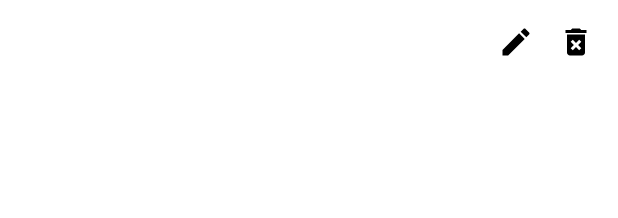
After one commit to RohanDebnath/AdminHauntedFM, an Android app: the layout item_playlist.xml on its own in the app's theme, with its tools: preview values and no code run, on a phone screen of 412 x 824 dp. The commit adds this screen. Shown: the top 218 px of the screen. Run offline under Robolectric (Android 15) with nearby library versions, the phone set to English and light mode, and no system bars.

Commit message:
before image upload

```diff
--- a/app/build.gradle
+++ b/app/build.gradle
@@ -30,11 +30,14 @@ android {
 }
 
 dependencies {
+    implementation 'com.github.bumptech.glide:glide:4.15.1'
+    implementation 'com.squareup.picasso:picasso:2.71828'
     implementation 'com.google.firebase:firebase-firestore:24.6.1'
     implementation 'androidx.appcompat:appcompat:1.6.1'
     implementation 'com.google.android.material:material:1.9.0'
     implementation 'androidx.constraintlayout:constraintlayout:2.1.4'
     implementation 'com.google.firebase:firebase-firestore:24.6.1'
+    implementation 'com.google.firebase:firebase-storage:20.2.0'
     testImplementation 'junit:junit:4.13.2'
     androidTestImplementation 'androidx.test.ext:junit:1.1.5'
     androidTestImplementation 'androidx.test.espresso:espresso-core:3.5.1'
--- /dev/null
+++ b/app/src/main/res/drawable/baseline_delete_forever_24.xml
@@ -0,0 +1,5 @@
+<vector android:height="24dp" android:tint="#000000"
+    android:viewportHeight="24" android:viewportWidth="24"
+    android:width="24dp" xmlns:android="http://schemas.android.com/apk/res/android">
+    <path android:fillColor="@android:color/white" android:pathData="M6,19c0,1.1 0.9,2 2,2h8c1.1,0 2,-0.9 2,-2L18,7L6,7v12zM8.46,11.88l1.41,-1.41L12,12.59l2.12,-2.12 1.41,1.41L13.41,14l2.12,2.12 -1.41,1.41L12,15.41l-2.12,2.12 -1.41,-1.41L10.59,14l-2.13,-2.12zM15.5,4l-1,-1h-5l-1,1L5,4v2h14L19,4z"/>
+</vector>
--- /dev/null
+++ b/app/src/main/res/drawable/baseline_edit_24.xml
@@ -0,0 +1,5 @@
+<vector android:height="24dp" android:tint="#000000"
+    android:viewportHeight="24" android:viewportWidth="24"
+    android:width="24dp" xmlns:android="http://schemas.android.com/apk/res/android">
+    <path android:fillColor="@android:color/white" android:pathData="M3,17.25V21h3.75L17.81,9.94l-3.75,-3.75L3,17.25zM20.71,7.04c0.39,-0.39 0.39,-1.02 0,-1.41l-2.34,-2.34c-0.39,-0.39 -1.02,-0.39 -1.41,0l-1.83,1.83 3.75,3.75 1.83,-1.83z"/>
+</vector>
--- /dev/null
+++ b/app/src/main/res/drawable/baseline_refresh_24.xml
@@ -0,0 +1,5 @@
+<vector android:height="24dp" android:tint="#000000"
+    android:viewportHeight="24" android:viewportWidth="24"
+    android:width="24dp" xmlns:android="http://schemas.android.com/apk/res/android">
+    <path android:fillColor="@android:color/white" android:pathData="M17.65,6.35C16.2,4.9 14.21,4 12,4c-4.42,0 -7.99,3.58 -7.99,8s3.57,8 7.99,8c3.73,0 6.84,-2.55 7.73,-6h-2.08c-0.82,2.33 -3.04,4 -5.65,4 -3.31,0 -6,-2.69 -6,-6s2.69,-6 6,-6c1.66,0 3.14,0.69 4.22,1.78L13,11h7V4l-2.35,2.35z"/>
+</vector>
--- /dev/null
+++ b/app/src/main/res/layout/item_playlist.xml
@@ -0,0 +1,41 @@
+<!-- item_playlist.xml -->
+<LinearLayout xmlns:android="http://schemas.android.com/apk/res/android"
+    android:layout_width="match_parent"
+    android:layout_height="wrap_content"
+    android:orientation="horizontal"
+    android:padding="16dp">
+
+    <LinearLayout
+        android:layout_width="0dp"
+        android:layout_height="wrap_content"
+        android:layout_weight="1"
+        android:orientation="vertical">
+
+        <TextView
+            android:id="@+id/playlistNameTextView"
+            android:layout_width="wrap_content"
+            android:layout_height="wrap_content"
+            android:textAppearance="?android:textAppearanceMedium" />
+
+        <TextView
+            android:id="@+id/playlistDescriptionTextView"
+            android:layout_width="wrap_content"
+            android:layout_height="wrap_content"
+            android:textAppearance="?android:textAppearanceSmall" />
+
+    </LinearLayout>
+
+    <ImageView
+        android:id="@+id/editImageView"
+        android:layout_width="24dp"
+        android:layout_height="24dp"
+        android:src="@drawable/baseline_edit_24" />
+
+    <ImageView
+        android:id="@+id/deleteImageView"
+        android:layout_width="24dp"
+        android:layout_height="24dp"
+        android:layout_marginStart="16dp"
+        android:src="@drawable/baseline_delete_forever_24" />
+
+</LinearLayout>
--- a/app/src/main/res/values/themes.xml
+++ b/app/src/main/res/values/themes.xml
@@ -1,6 +1,6 @@
 <resources xmlns:tools="http://schemas.android.com/tools">
     <!-- Base application theme. -->
-    <style name="Theme.AdminHauntedFM" parent="Theme.MaterialComponents.DayNight.DarkActionBar">
+    <style name="Theme.AdminHauntedFM" parent="Theme.MaterialComponents.DayNight.NoActionBar">
         <!-- Primary brand color. -->
         <item name="colorPrimary">@color/purple_500</item>
         <item name="colorPrimaryVariant">@color/purple_700</item>
```
Also changed, not shown: app/src/main/java/com/example/adminhauntedfm/MainActivity.java (+139 -76 lines), app/src/main/java/com/example/adminhauntedfm/Playlist.java (+9 -0 lines), app/src/main/res/layout/activity_main.xml (+36 -17 lines), app/src/main/res/layout/dialog_edit_playlist.xml (added, +25 -0 lines).
